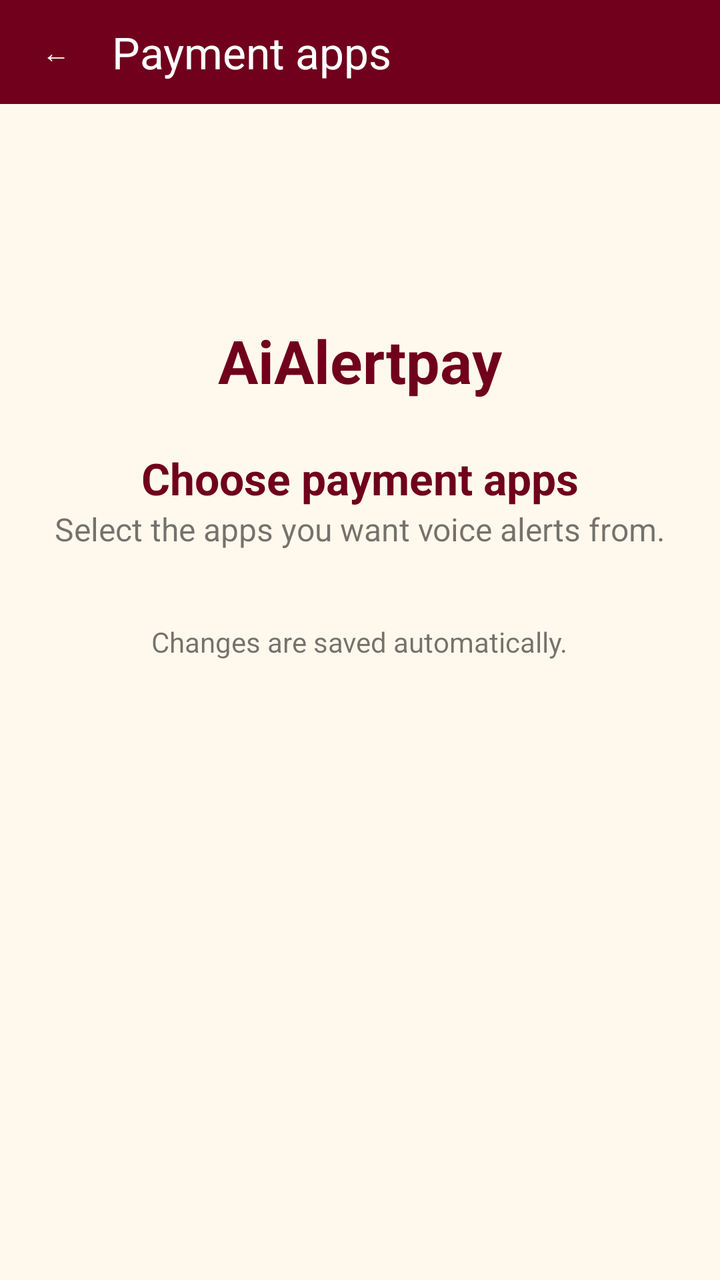
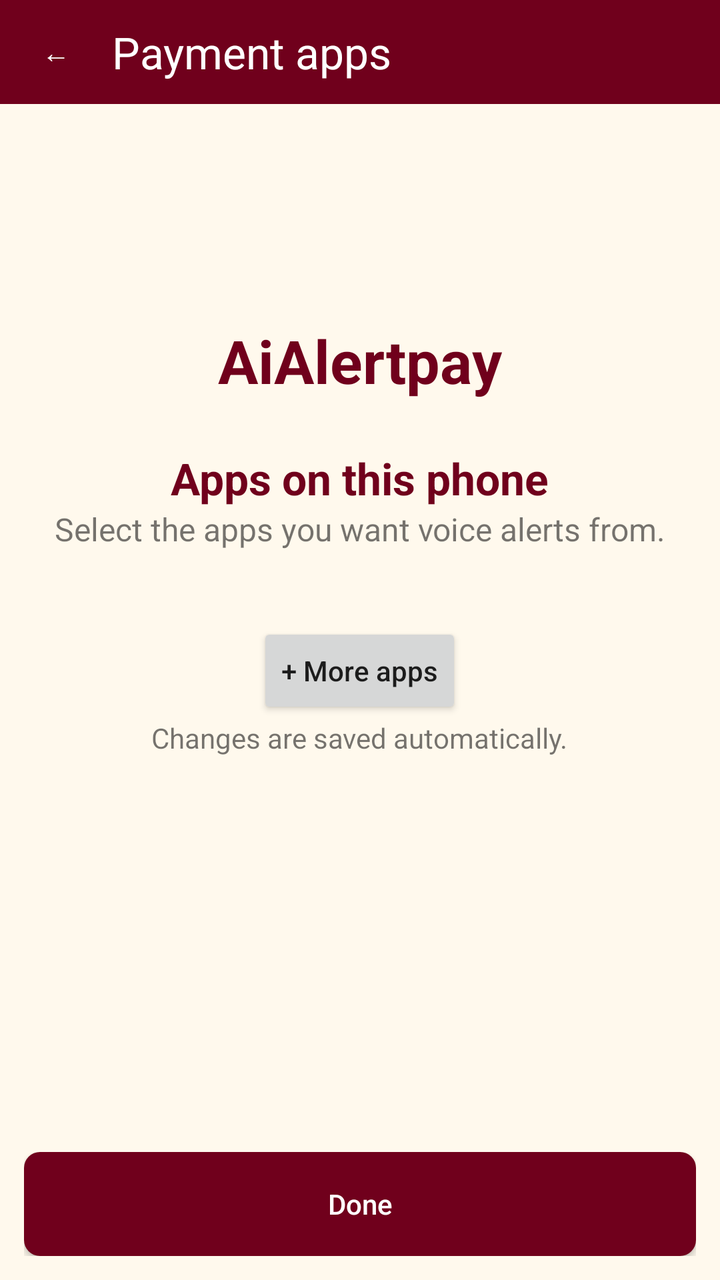

Screens rendered from an Android XML layout before and after an edit, with the pre-edit source and the edit as a unified diff.
<!-- AndroidManifest.xml: application theme android:Theme.Material.Light.NoActionBar -->
<!-- res/layout/payment_apps.xml -->
<LinearLayout xmlns:android="http://schemas.android.com/apk/res/android" android:orientation="vertical" android:fitsSystemWindows="true"
    android:background="#70001C" android:layout_width="match_parent" android:layout_height="match_parent">
    <LinearLayout android:gravity="center_vertical" android:layout_width="match_parent" android:layout_height="52dp">
        <Button android:id="@+id/back" style="?android:attr/borderlessButtonStyle" android:contentDescription="Back" android:text="←" android:textColor="#FFFFFF" android:layout_width="56dp" android:layout_height="match_parent"/>
        <TextView android:text="Payment apps" android:textColor="#FFFFFF" android:textSize="22sp" android:layout_width="wrap_content" android:layout_height="wrap_content"/>
    </LinearLayout>
    <ScrollView android:background="#FFF9ED" android:layout_width="match_parent" android:layout_height="match_parent">
    <LinearLayout android:gravity="center_horizontal" android:orientation="vertical" android:padding="12dp" android:layout_width="match_parent" android:layout_height="wrap_content">
        <ImageView android:src="@mipmap/ic_launcher" android:importantForAccessibility="no" android:layout_width="96dp" android:layout_height="96dp"/>
        <TextView android:text="AiAlertpay" android:textSize="30sp" android:textStyle="bold" android:textColor="#70001C" android:layout_width="wrap_content" android:layout_height="wrap_content"/>
        <TextView android:text="Choose payment apps" android:textColor="#70001C" android:textStyle="bold" android:textSize="22sp" android:layout_marginTop="24dp" android:layout_width="wrap_content" android:layout_height="wrap_content"/>
        <TextView android:text="Select the apps you want voice alerts from." android:textSize="16sp" android:gravity="center" android:layout_width="wrap_content" android:layout_height="wrap_content"/>
        <LinearLayout android:id="@+id/app_rows" android:orientation="vertical" android:layout_marginVertical="18dp" android:layout_width="match_parent" android:layout_height="wrap_content"/>
        <TextView android:text="Changes are saved automatically." android:layout_width="wrap_content" android:layout_height="wrap_content"/>
    </LinearLayout>
    </ScrollView>
</LinearLayout>
<!-- resources referenced by this layout -->
<resources>
  <!-- mipmap ic_launcher (mipmap-anydpi-v26) -->
  <adaptive-icon xmlns:android="http://schemas.android.com/apk/res/android">
      <background android:drawable="@color/launcher_gold"/>
      <foreground android:drawable="@drawable/launcher_bell"/>
  </adaptive-icon>
  <color name="launcher_gold">#FFBF00</color>
  <!-- drawable launcher_bell (drawable) -->
  <vector xmlns:android="http://schemas.android.com/apk/res/android"
      android:width="108dp" android:height="108dp" android:viewportWidth="108" android:viewportHeight="108">
      <group android:translateX="22" android:translateY="22">
          <path android:fillColor="#70001C" android:pathData="M29,13 A3,3 0,0 1,35 13 V15 C42,17 45,22 45,29 Q45,35 49,39 Q51,43 47,43 H17 Q13,43 15,39 Q19,35 19,29 C19,22 22,17 29,15 Z"/>
          <path android:strokeColor="#70001C" android:strokeWidth="2.4" android:strokeLineCap="round" android:pathData="M18,15 Q13,18 13,23 M14,11 Q7,15 7,23 M46,15 Q51,18 51,23 M50,11 Q57,15 57,23"/>
          <path android:fillColor="#FFBF00" android:strokeColor="#70001C" android:strokeWidth="2" android:pathData="M32,36 A9,9 0,1 1,32 54 A9,9 0,1 1,32 36 Z"/>
          <path android:strokeColor="#70001C" android:strokeWidth="1.7" android:strokeLineCap="round" android:strokeLineJoin="round" android:pathData="M28,40 H36 M28,43 H36 M30,40 C35,40 35,46 28,46 L34,51"/>
      </group>
  </vector>
</resources>

<!-- the commit's change to res/layout/payment_apps.xml (unified diff, before → after) -->
@@ -4,14 +4,18 @@
         <Button android:id="@+id/back" style="?android:attr/borderlessButtonStyle" android:contentDescription="Back" android:text="←" android:textColor="#FFFFFF" android:layout_width="56dp" android:layout_height="match_parent"/>
         <TextView android:text="Payment apps" android:textColor="#FFFFFF" android:textSize="22sp" android:layout_width="wrap_content" android:layout_height="wrap_content"/>
     </LinearLayout>
-    <ScrollView android:background="#FFF9ED" android:layout_width="match_parent" android:layout_height="match_parent">
+    <ScrollView android:background="#FFF9ED" android:layout_width="match_parent" android:layout_height="0dp" android:layout_weight="1">
     <LinearLayout android:gravity="center_horizontal" android:orientation="vertical" android:padding="12dp" android:layout_width="match_parent" android:layout_height="wrap_content">
         <ImageView android:src="@mipmap/ic_launcher" android:importantForAccessibility="no" android:layout_width="96dp" android:layout_height="96dp"/>
         <TextView android:text="AiAlertpay" android:textSize="30sp" android:textStyle="bold" android:textColor="#70001C" android:layout_width="wrap_content" android:layout_height="wrap_content"/>
-        <TextView android:text="Choose payment apps" android:textColor="#70001C" android:textStyle="bold" android:textSize="22sp" android:layout_marginTop="24dp" android:layout_width="wrap_content" android:layout_height="wrap_content"/>
+        <TextView android:text="Apps on this phone" android:textColor="#70001C" android:textStyle="bold" android:textSize="22sp" android:layout_marginTop="24dp" android:layout_width="wrap_content" android:layout_height="wrap_content"/>
         <TextView android:text="Select the apps you want voice alerts from." android:textSize="16sp" android:gravity="center" android:layout_width="wrap_content" android:layout_height="wrap_content"/>
         <LinearLayout android:id="@+id/app_rows" android:orientation="vertical" android:layout_marginVertical="18dp" android:layout_width="match_parent" android:layout_height="wrap_content"/>
+        <Button android:id="@+id/more_apps" android:layout_width="wrap_content" android:layout_height="wrap_content" android:text="+ More apps" android:textAllCaps="false"/>
         <TextView android:text="Changes are saved automatically." android:layout_width="wrap_content" android:layout_height="wrap_content"/>
     </LinearLayout>
     </ScrollView>
+    <FrameLayout android:layout_width="match_parent" android:layout_height="wrap_content" android:background="#FFF9ED" android:padding="12dp">
+        <Button android:id="@+id/done" android:text="Done" android:textAllCaps="false" android:textColor="#FFFFFF" android:background="@drawable/start_shape" android:layout_width="match_parent" android:layout_height="52dp"/>
+    </FrameLayout>
 </LinearLayout>
<!-- resource entries referenced after the edit -->
@@ -1,5 +1,10 @@
 <!-- resources referenced by this layout -->
 <resources>
+  <!-- drawable start_shape (drawable) -->
+  <shape xmlns:android="http://schemas.android.com/apk/res/android">
+      <solid android:color="#70001C"/>
+      <corners android:radius="8dp"/>
+  </shape>
   <!-- mipmap ic_launcher (mipmap-anydpi-v26) -->
   <adaptive-icon xmlns:android="http://schemas.android.com/apk/res/android">
       <background android:drawable="@color/launcher_gold"/>
